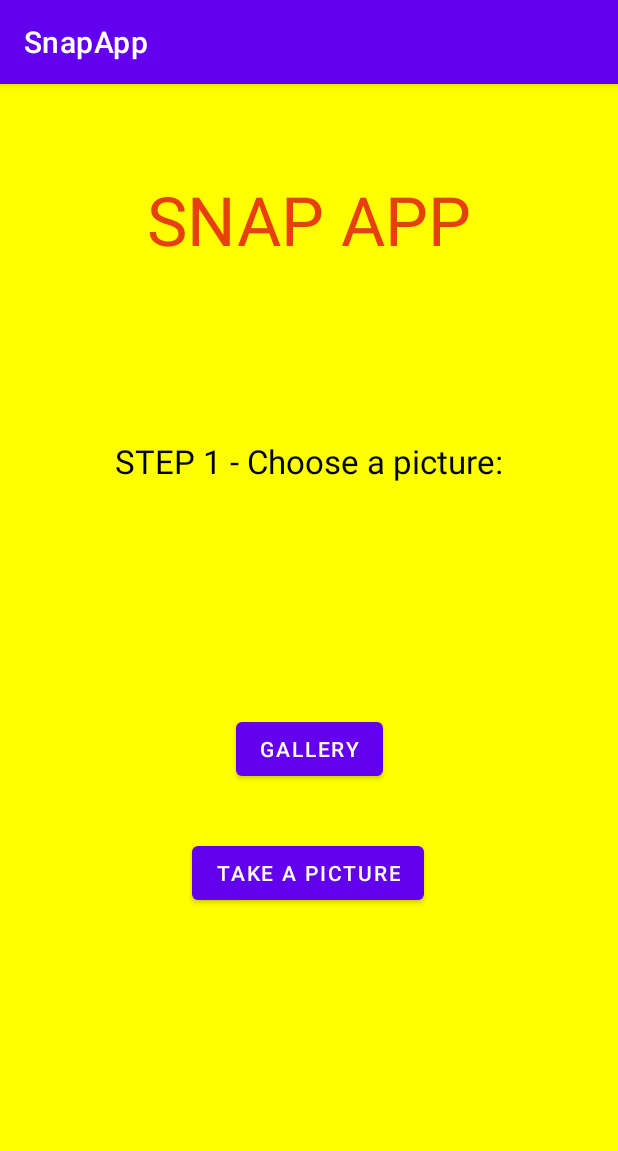
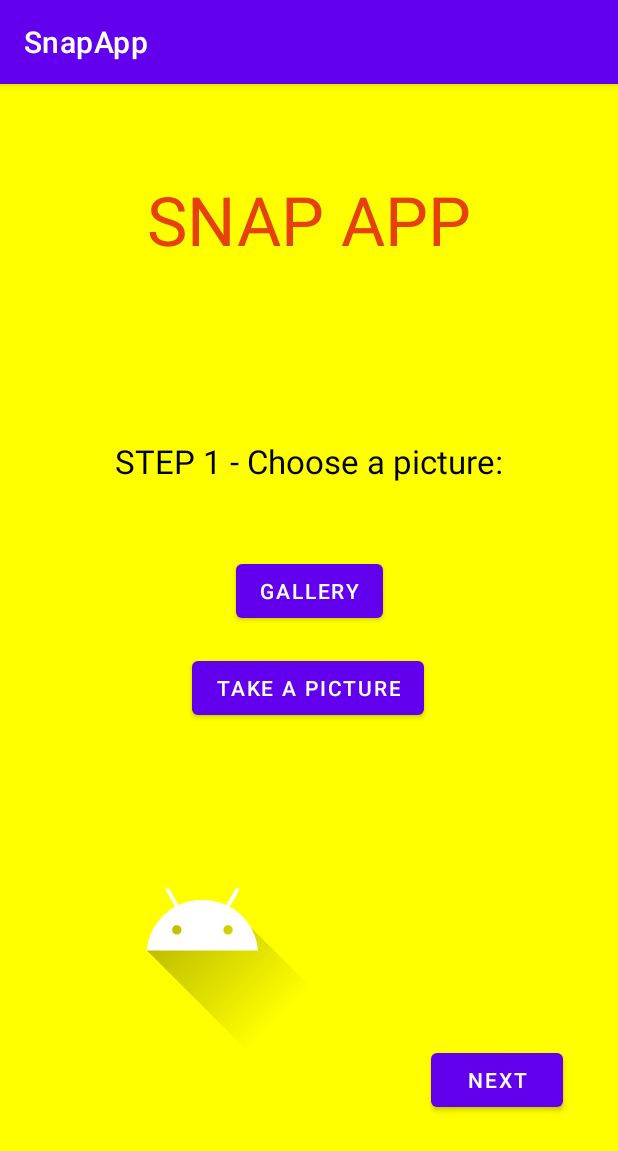
Before and after one commit to DavidKrtolica/AndroidDev, an Android app: the screen it shows after launch (MainActivity), after a tap on "GALLERY", on a phone screen of 412 x 824 dp. Shown: the top 1151 px of the screen. Run offline under Robolectric (Android 15) with nearby library versions, the phone set to English and light mode, and no system bars.

Commit message:
Passed image to next activity on Snap App mandatory

```diff
--- a/SnapApp/app/src/main/AndroidManifest.xml
+++ b/SnapApp/app/src/main/AndroidManifest.xml
@@ -1,6 +1,8 @@
 <?xml version="1.0" encoding="utf-8"?>
 <manifest xmlns:android="http://schemas.android.com/apk/res/android"
     package="com.example.snapapp">
+
+    <uses-permission android:name="android.permission.READ_EXTERNAL_STORAGE" />
 
     <application
         android:allowBackup="true"
@@ -9,6 +11,7 @@
         android:roundIcon="@mipmap/ic_launcher_round"
         android:supportsRtl="true"
         android:theme="@style/Theme.SnapApp">
+        <activity android:name=".EditSnapActivity"></activity>
         <activity android:name=".MainActivity">
             <intent-filter>
                 <action android:name="android.intent.action.MAIN" />
@@ -17,6 +20,5 @@
             </intent-filter>
         </activity>
     </application>
-    <uses-permission android:name="android.permission.READ_EXTERNAL_STORAGE"/>
 
 </manifest>
--- a/SnapApp/app/src/main/java/com/example/snapapp/MainActivity.java
+++ b/SnapApp/app/src/main/java/com/example/snapapp/MainActivity.java
@@ -1,23 +1,73 @@
-package com.example.snapapp;
+    package com.example.snapapp;
 
 import androidx.appcompat.app.AppCompatActivity;
 
 import android.content.Intent;
+import android.graphics.Bitmap;
+import android.graphics.BitmapFactory;
+import android.graphics.drawable.Drawable;
+import android.net.Uri;
 import android.os.Bundle;
+import android.os.Parcelable;
 import android.view.View;
+import android.widget.Button;
+import android.widget.Gallery;
+import android.widget.ImageView;
 
-public class MainActivity extends AppCompatActivity {
+import java.io.ByteArrayOutputStream;
+import java.io.FileNotFoundException;
+import java.io.InputStream;
+
+    public class MainActivity extends AppCompatActivity {
+
+    private ImageView imgChosen;
+    private Button nextBtn;
+    int SELECT_PICTURE = 200;
 
     @Override
     protected void onCreate(Bundle savedInstanceState) {
         super.onCreate(savedInstanceState);
         setContentView(R.layout.activity_main);
+
+        imgChosen = findViewById(R.id.imgChosen);
+        nextBtn = findViewById(R.id.nextBtn);
+
+        // SETTING UP THE NEXT BUTTON AND PASSING THE IMAGE
+        nextBtn.setOnClickListener((view) -> {
+            Intent intent = new Intent(MainActivity.this, EditSnapActivity.class);
+            ByteArrayOutputStream bs = new ByteArrayOutputStream();
+            imgChosen.setDrawingCacheEnabled(true);
+            //Drawable drawable = ((ImageView)view).getDrawable();
+            Bitmap bitmap = imgChosen.getDrawingCache();
+            bitmap.compress(Bitmap.CompressFormat.PNG, 50, bs);
+            intent.putExtra("byteArray", bs.toByteArray());
+            startActivity(intent);
+        });
     }
 
     public void galleryPressed(View view) {
         Intent photoPickerIntent = new Intent(Intent.ACTION_PICK);
         photoPickerIntent.setType("image/*");
-        startActivityForResult(photoPickerIntent, RESULT_OK);
+        photoPickerIntent.setAction(Intent.ACTION_GET_CONTENT);
+        startActivityForResult(photoPickerIntent, SELECT_PICTURE);
+    }
+
+    @Override
+    protected void onActivityResult(int reqCode, int resultCode, Intent data) {
+        super.onActivityResult(reqCode, resultCode, data);
+
+        if (resultCode == RESULT_OK) {
+            try {
+                final Uri imageUri = data.getData();
+                final InputStream imageStream = getContentResolver().openInputStream(imageUri);
+                final Bitmap selectedImage = BitmapFactory.decodeStream(imageStream);
+                imgChosen.setImageBitmap(selectedImage);
+            } catch (FileNotFoundException e) {
+                System.out.println("Error: " + e);
+            }
+        } else {
+            System.out.println("Something went wrong");
+        }
     }
 
 }
--- a/SnapApp/app/src/main/res/layout/activity_main.xml
+++ b/SnapApp/app/src/main/res/layout/activity_main.xml
@@ -35,7 +35,7 @@
         android:id="@+id/galleryBtn"
         android:layout_width="wrap_content"
         android:layout_height="wrap_content"
-        android:layout_marginTop="153dp"
+        android:layout_marginTop="48dp"
         android:onClick="galleryPressed"
         android:text="Gallery"
         app:layout_constraintEnd_toEndOf="parent"
@@ -52,5 +52,28 @@
         app:layout_constraintHorizontal_bias="0.498"
         app:layout_constraintStart_toStartOf="parent"
         app:layout_constraintTop_toBottomOf="@+id/galleryBtn"
-        app:layout_constraintVertical_bias="0.136" />
+        app:layout_constraintVertical_bias="0.046" />
+
+    <ImageView
+        android:id="@+id/imgChosen"
+        android:layout_width="186dp"
+        android:layout_height="174dp"
+        android:layout_marginTop="48dp"
+        app:layout_constraintEnd_toEndOf="parent"
+        app:layout_constraintHorizontal_bias="0.186"
+        app:layout_constraintStart_toStartOf="parent"
+        app:layout_constraintTop_toBottomOf="@+id/takepicBtn"
+        app:srcCompat="@drawable/ic_launcher_foreground" />
+
+    <Button
+        android:id="@+id/nextBtn"
+        android:layout_width="wrap_content"
+        android:layout_height="wrap_content"
+        android:layout_marginStart="47dp"
+        android:layout_marginBottom="80dp"
+        android:text="Next"
+        app:layout_constraintBottom_toBottomOf="parent"
+        app:layout_constraintEnd_toEndOf="parent"
+        app:layout_constraintHorizontal_bias="0.25"
+        app:layout_constraintStart_toEndOf="@+id/imgChosen" />
 </androidx.constraintlayout.widget.ConstraintLayout>
```
Also changed, not shown: SnapApp/app/src/main/java/com/example/snapapp/EditSnapActivity.java (added, +29 -0 lines), SnapApp/app/src/main/res/layout/activity_edit_snap.xml (added, +20 -0 lines).
